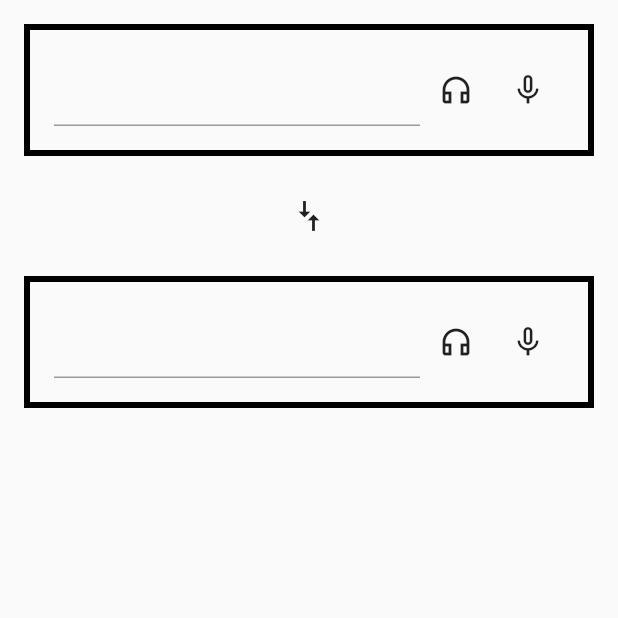
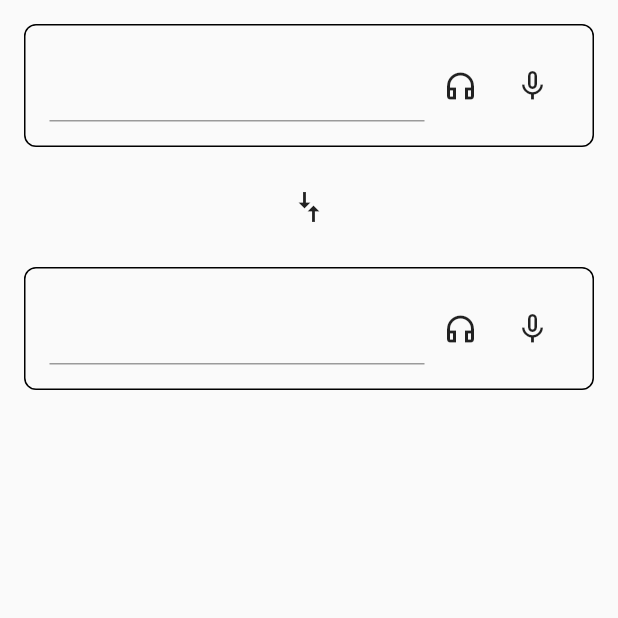
Before and after one commit to KobayashiYoh/mobile_translation_app, a Flutter app: the screen it shows after launch, on a phone screen of 412 x 824 dp, the top half of it. Run offline on Flutter 3.47's test engine with Material 2 defaults, Android fonts, the phone set to English and light mode, and no system bars.

Commit message:
共通パーツをコンポーネント化

```diff
--- a/lib/pages/my_home_page.dart
+++ b/lib/pages/my_home_page.dart
@@ -1,4 +1,5 @@
 import 'package:flutter/material.dart';
+import 'package:mobile_translation_app/text_field_item_view.dart';
 
 class MyHomePage extends StatefulWidget {
   const MyHomePage({Key? key}) : super(key: key);
@@ -14,34 +15,7 @@ class _MyHomePageState extends State<MyHomePage> {
       body: SafeArea(
         child: Column(
           children: [
-            Container(
-              padding: const EdgeInsets.all(16.0),
-              margin: const EdgeInsets.all(16.0),
-              decoration: BoxDecoration(
-                border: Border.all(
-                  width: 4.0,
-                ),
-              ),
-              child: Row(
-                children: [
-                  const Expanded(
-                    child: TextField(),
-                  ),
-                  IconButton(
-                    onPressed: () {},
-                    icon: const Icon(
-                      Icons.headphones_outlined,
-                    ),
-                  ),
-                  IconButton(
-                    onPressed: () {},
-                    icon: const Icon(
-                      Icons.mic_none,
-                    ),
-                  ),
-                ],
-              ),
-            ),
+            const TextFieldItemView(),
             IconButton(
               onPressed: () {},
               icon: const RotatedBox(
@@ -54,34 +28,7 @@ class _MyHomePageState extends State<MyHomePage> {
                 ),
               ),
             ),
-            Container(
-              padding: const EdgeInsets.all(16.0),
-              margin: const EdgeInsets.all(16.0),
-              decoration: BoxDecoration(
-                border: Border.all(
-                  width: 4.0,
-                ),
-              ),
-              child: Row(
-                children: [
-                  const Expanded(
-                    child: TextField(),
-                  ),
-                  IconButton(
-                    onPressed: () {},
-                    icon: const Icon(
-                      Icons.headphones_outlined,
-                    ),
-                  ),
-                  IconButton(
-                    onPressed: () {},
-                    icon: const Icon(
-                      Icons.mic_none,
-                    ),
-                  ),
-                ],
-              ),
-            )
+            const TextFieldItemView(),
           ],
         ),
       ),
--- /dev/null
+++ b/lib/text_field_item_view.dart
@@ -0,0 +1,40 @@
+import 'package:flutter/material.dart';
+
+class TextFieldItemView extends StatelessWidget {
+  const TextFieldItemView({Key? key}) : super(key: key);
+
+  @override
+  Widget build(BuildContext context) {
+    return Container(
+      padding: const EdgeInsets.all(16.0),
+      margin: const EdgeInsets.all(16.0),
+      decoration: BoxDecoration(
+        border: Border.all(width: 1.0),
+        borderRadius: BorderRadius.circular(8.0),
+      ),
+      child: Row(
+        children: [
+          const Expanded(
+            child: TextField(),
+          ),
+          IconButton(
+            onPressed: () {
+              // TODO: 音声読み上げ機能を実装
+            },
+            icon: const Icon(
+              Icons.headphones_outlined,
+            ),
+          ),
+          IconButton(
+            onPressed: () {
+              // TODO: 音声入力機能を実装
+            },
+            icon: const Icon(
+              Icons.mic_none,
+            ),
+          ),
+        ],
+      ),
+    );
+  }
+}
```
